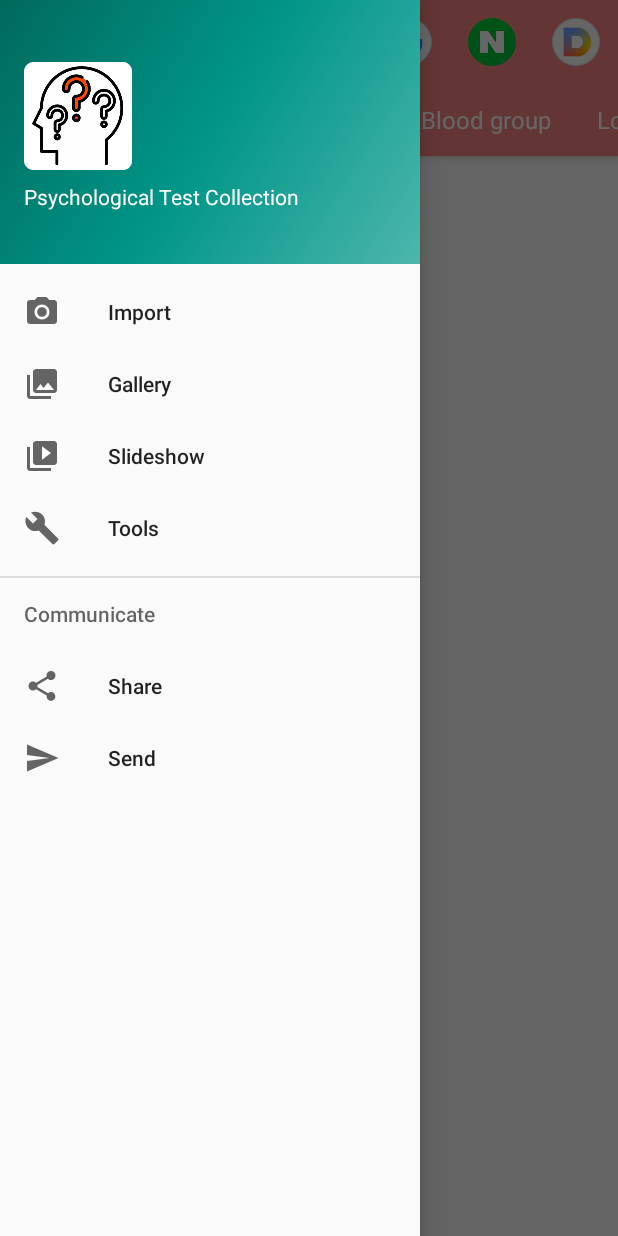
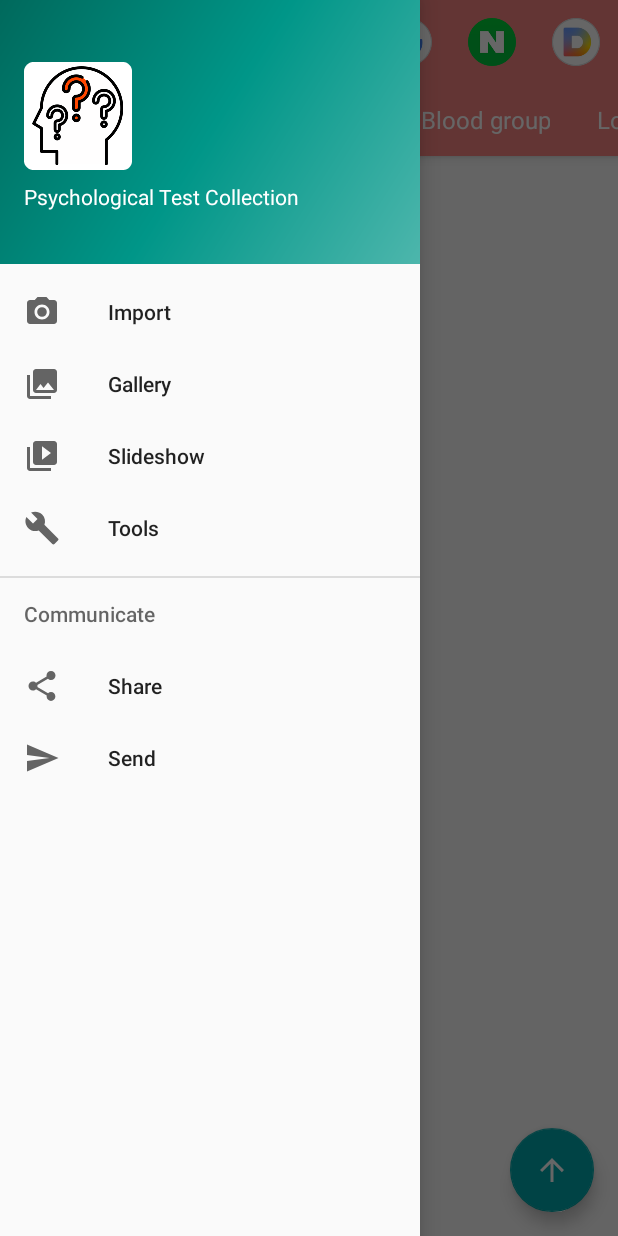
Before and after one commit to ovso/PsyTest, an Android app: the screen it shows after launch (MainActivity), with the side drawer open, on a phone screen of 412 x 824 dp. Run offline under Robolectric (Android 15) with nearby library versions, the phone set to English and light mode, and no system bars; our stand-ins replace AdMob, Dagger/Hilt's generated code, RxJava, Timber; libraries missing offline, so code that uses them is left out: com.crashlytics.android, com.orhanobut.logger, io.fabric.sdk; network calls fail; 7 statements that could not run were skipped.

Commit message:
Implement scroll floating button

```diff
--- a/app/src/main/java/io/github/ovso/psytest/ui/base/view/VideoRecyclerView.kt
+++ b/app/src/main/java/io/github/ovso/psytest/ui/base/view/VideoRecyclerView.kt
@@ -48,6 +48,6 @@ class VideoRecyclerView : RecyclerView {
 
   override fun addOnScrollListener(listener: RecyclerView.OnScrollListener) {
     super.addOnScrollListener(listener)
-    onEndlessRecyclerScrollListener = listener as OnEndlessRecyclerScrollListener
+    onEndlessRecyclerScrollListener = listener as? OnEndlessRecyclerScrollListener
   }
 }
--- a/app/src/main/java/io/github/ovso/psytest/ui/main/MainActivity.kt
+++ b/app/src/main/java/io/github/ovso/psytest/ui/main/MainActivity.kt
@@ -5,6 +5,8 @@ import android.support.design.widget.TabLayout
 import android.support.v4.view.GravityCompat
 import android.support.v4.widget.DrawerLayout
 import android.view.MenuItem
+import android.view.View
+import android.widget.Toast
 import io.github.ovso.psytest.R
 import io.github.ovso.psytest.ui.base.view.BaseActivity
 import io.github.ovso.psytest.ui.base.view.MyAdView
@@ -106,4 +108,5 @@ class MainActivity : BaseActivity(),
     drawer.closeDrawer(GravityCompat.START)
     return true
   }
+
 }
--- a/app/src/main/java/io/github/ovso/psytest/ui/main/fragment/VideoFragment.kt
+++ b/app/src/main/java/io/github/ovso/psytest/ui/main/fragment/VideoFragment.kt
@@ -6,6 +6,8 @@ import android.content.Intent
 import android.os.Bundle
 import android.support.v4.app.Fragment
 import android.support.v7.widget.LinearLayoutManager
+import android.support.v7.widget.RecyclerView
+import android.support.v7.widget.RecyclerView.OnScrollListener
 import android.view.Menu
 import android.view.MenuInflater
 import android.view.MenuItem
@@ -19,6 +21,7 @@ import io.github.ovso.psytest.ui.main.fragment.adapter.VideoAdapter
 import io.github.ovso.psytest.ui.main.fragment.adapter.VideoAdapterView
 import io.github.ovso.psytest.ui.video.VideoActivity
 import io.github.ovso.psytest.ui.web.WebActivity
+import kotlinx.android.synthetic.main.fragment_video.fab_video
 import kotlinx.android.synthetic.main.fragment_video.recyclerview_video
 import kotlinx.android.synthetic.main.fragment_video.swiperefreshlayout_video
 import java.util.Objects
@@ -66,6 +69,30 @@ class VideoFragment : BaseFragment(),
             ).setOnLoadMoreListener(this)
             .setVisibleThreshold(5).build()
     )
+    recyclerview_video.addOnScrollListener(fabScrollListener)
+  }
+
+  private val fabScrollListener = object : OnScrollListener() {
+/*
+    override fun onScrolled(
+      recyclerView: RecyclerView,
+      dx: Int,
+      dy: Int
+    ) {
+      super.onScrolled(recyclerView, dx, dy)
+    }
+*/
+
+    override fun onScrollStateChanged(
+      recyclerView: RecyclerView,
+      newState: Int
+    ) {
+      when (newState == RecyclerView.SCROLL_STATE_IDLE) {
+        true -> fab_video.show()
+        false -> fab_video.hide()
+      }
+      super.onScrollStateChanged(recyclerView, newState)
+    }
   }
 
   override fun refresh() {
@@ -132,6 +159,12 @@ class VideoFragment : BaseFragment(),
     startActivity(intent)
   }
 
+  override fun addEvent() {
+    fab_video.setOnClickListener {
+      recyclerview_video.smoothScrollToPosition(0)
+    }
+  }
+
   override fun onLoadMore() {
     presenter!!.onLoadMore()
   }
--- a/app/src/main/java/io/github/ovso/psytest/ui/main/fragment/VideoFragmentPresenter.kt
+++ b/app/src/main/java/io/github/ovso/psytest/ui/main/fragment/VideoFragmentPresenter.kt
@@ -41,5 +41,7 @@ interface VideoFragmentPresenter {
       url: String,
       title: String
     )
+
+    fun addEvent()
   }
 }
--- a/app/src/main/java/io/github/ovso/psytest/ui/main/fragment/VideoFragmentPresenterImpl.kt
+++ b/app/src/main/java/io/github/ovso/psytest/ui/main/fragment/VideoFragmentPresenterImpl.kt
@@ -37,6 +37,7 @@ class VideoFragmentPresenterImpl(
     view.setupSwipeRefresh()
     view.showLoading()
     view.setupAdListener()
+    view.addEvent()
     position = args.getInt(KeyName.POSITION.get())
     q = resourceProvider.getStringArray(R.array.q)[position]
     searchRequest.getResult(q, nextPageToken)
--- /dev/null
+++ b/app/src/main/res/drawable/ic_arrow_upward.xml
@@ -0,0 +1,5 @@
+<vector android:height="24dp" android:tint="#FFFFFF"
+    android:viewportHeight="24.0" android:viewportWidth="24.0"
+    android:width="24dp" xmlns:android="http://schemas.android.com/apk/res/android">
+    <path android:fillColor="#FF000000" android:pathData="M4,12l1.41,1.41L11,7.83V20h2V7.83l5.58,5.59L20,12l-8,-8 -8,8z"/>
+</vector>
--- a/app/src/main/res/layout/fragment_video.xml
+++ b/app/src/main/res/layout/fragment_video.xml
@@ -1,13 +1,27 @@
 <?xml version="1.0" encoding="utf-8"?>
-<android.support.v4.widget.SwipeRefreshLayout
-    xmlns:android="http://schemas.android.com/apk/res/android"
-    android:id="@+id/swiperefreshlayout_video"
+<FrameLayout xmlns:android="http://schemas.android.com/apk/res/android"
+    xmlns:app="http://schemas.android.com/apk/res-auto"
     android:layout_width="match_parent"
     android:layout_height="match_parent"
     >
-  <io.github.ovso.psytest.ui.base.view.VideoRecyclerView
-      android:id="@+id/recyclerview_video"
+
+  <android.support.v4.widget.SwipeRefreshLayout
+      android:id="@+id/swiperefreshlayout_video"
       android:layout_width="match_parent"
       android:layout_height="match_parent"
+      >
+    <io.github.ovso.psytest.ui.base.view.VideoRecyclerView
+        android:id="@+id/recyclerview_video"
+        android:layout_width="match_parent"
+        android:layout_height="match_parent"
+        />
+  </android.support.v4.widget.SwipeRefreshLayout>
+  <android.support.design.widget.FloatingActionButton
+      android:id="@+id/fab_video"
+      android:layout_width="wrap_content"
+      android:layout_height="wrap_content"
+      android:layout_gravity="end|bottom"
+      android:layout_margin="16dp"
+      android:src="@drawable/ic_arrow_upward"
       />
-</android.support.v4.widget.SwipeRefreshLayout>
+</FrameLayout>
```
Also changed, not shown: app/src/main/java/io/github/ovso/psytest/ui/base/view/ScrollAwareFABBehavior.kt (added, +73 -0 lines), app/src/main/res/layout/app_bar_main.xml (+3 -5 lines).
